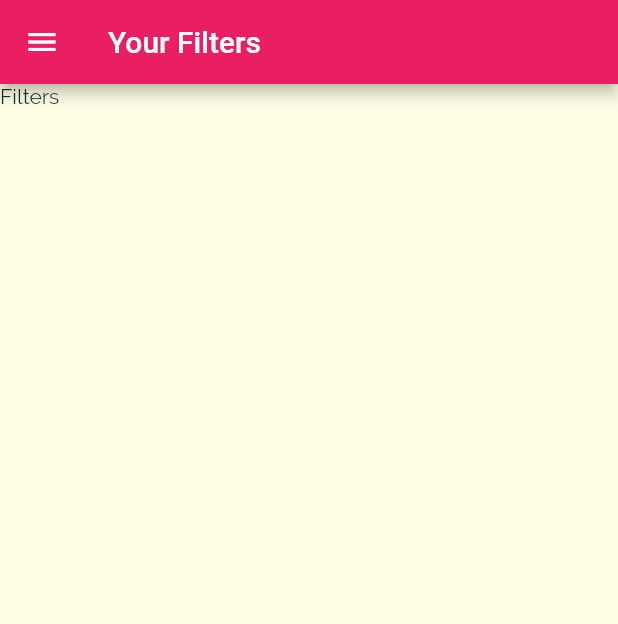
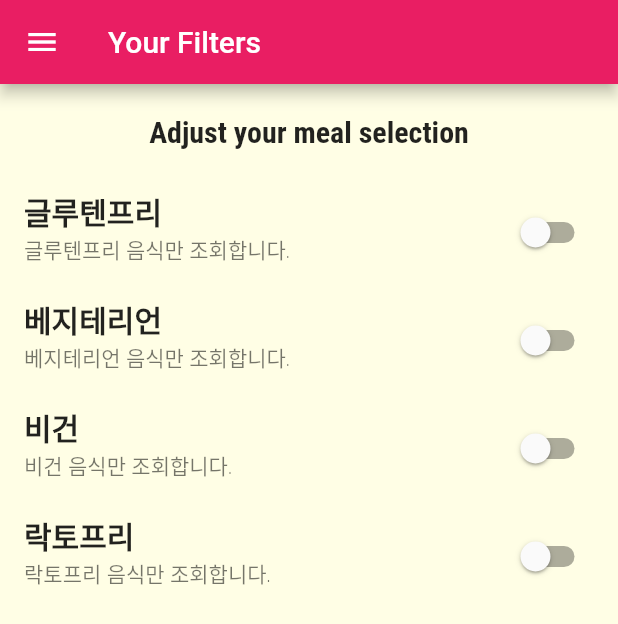
Before and after one commit to lhj910129/Udemy_Meal, a Flutter app: the FiltersScreen screen opened by its route, on a phone screen of 412 x 824 dp. Shown: the top 624 px of the screen. Run offline on Flutter 3.47's test engine with Material 2 defaults, Android fonts, the phone set to English and light mode, and no system bars.

Commit message:
fliter조건 스위치버튼 추가

```diff
--- a/lib/screen/filters_screen.dart
+++ b/lib/screen/filters_screen.dart
@@ -1,10 +1,38 @@
 import 'package:flutter/material.dart';
 import 'package:meals/widgets/main_drawer.dart';
 
-class FiltersScreen extends StatelessWidget {
+class FiltersScreen extends StatefulWidget {
   const FiltersScreen({Key? key}) : super(key: key);
 
   static const routeName = '/filters';
+
+  @override
+  State<FiltersScreen> createState() => _FiltersScreenState();
+}
+
+class _FiltersScreenState extends State<FiltersScreen> {
+  bool _glutenFree = false;
+  bool _vegetarian = false;
+  bool _vegan = false;
+  bool _lactoseFree = false;
+
+  Widget _buildSwitchListTile(
+    String title,
+    String subTitle,
+    bool value,
+    Function updateValue,
+  ) {
+    return SwitchListTile(
+      title: Text(title),
+      subtitle: Text(
+        subTitle,
+      ),
+      value: value,
+      onChanged: (value) {
+        updateValue(value);
+      },
+    );
+  }
 
   @override
   Widget build(BuildContext context) {
@@ -13,7 +41,71 @@ class FiltersScreen extends StatelessWidget {
         title: Text('Your Filters'),
       ),
       drawer: MainDrawer(),
-      body: Text('Filters'),
+      body: Column(
+        children: [
+          Container(
+            padding: EdgeInsets.all(20),
+            child: Text(
+              'Adjust your meal selection',
+              style: Theme.of(context).textTheme.titleMedium,
+            ),
+          ),
+          Expanded(
+            child: ListView(
+              children: [
+                _buildSwitchListTile(
+                  '글루텐프리',
+                  '글루텐프리 음식만 조회합니다.',
+                  _glutenFree,
+                  (newValue) {
+                    setState(
+                      () {
+                        _glutenFree = newValue;
+                      },
+                    );
+                  },
+                ),
+                _buildSwitchListTile(
+                  '베지테리언',
+                  '베지테리언 음식만 조회합니다.',
+                  _vegetarian,
+                  (newValue) {
+                    setState(
+                      () {
+                        _vegetarian = newValue;
+                      },
+                    );
+                  },
+                ),
+                _buildSwitchListTile(
+                  '비건',
+                  '비건 음식만 조회합니다.',
+                  _vegan,
+                  (newValue) {
+                    setState(
+                      () {
+                        _vegan = newValue;
+                      },
+                    );
+                  },
+                ),
+                _buildSwitchListTile(
+                  '락토프리',
+                  '락토프리 음식만 조회합니다.',
+                  _lactoseFree,
+                  (newValue) {
+                    setState(
+                      () {
+                        _lactoseFree = newValue;
+                      },
+                    );
+                  },
+                ),
+              ],
+            ),
+          ),
+        ],
+      ),
     );
   }
 }
```
